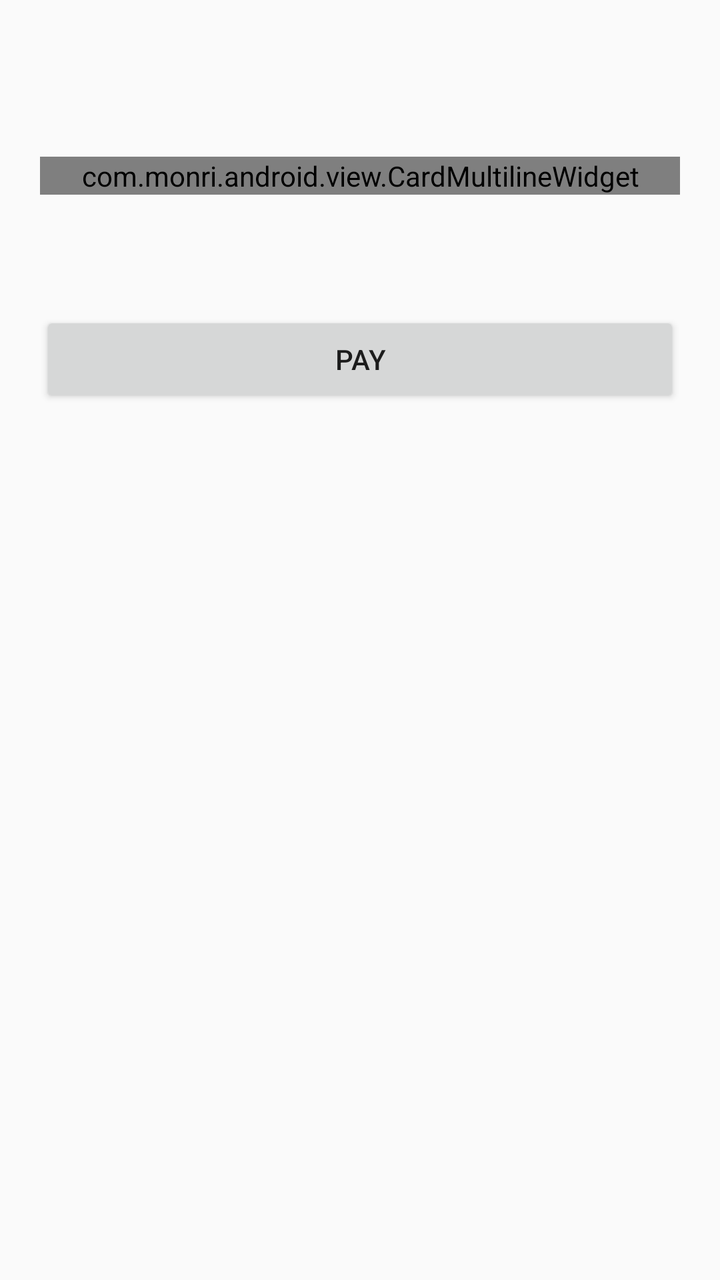
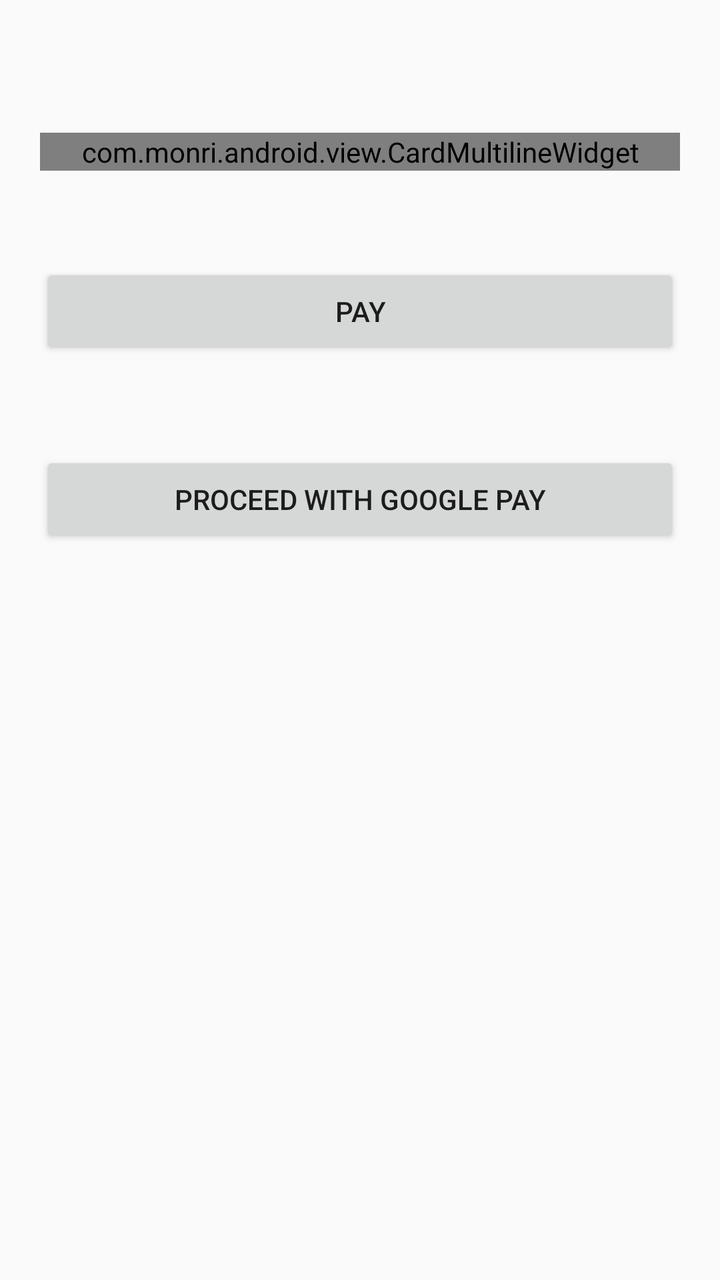

An Android layout rendered at two revisions. The XML below is the earlier revision; the diff shows what the commit changed to produce the second picture.
<!-- AndroidManifest.xml: application theme AppTheme -->
<!-- res/layout/activity_google_pay_simple.xml -->
<?xml version="1.0" encoding="utf-8"?>
<androidx.constraintlayout.widget.ConstraintLayout xmlns:android="http://schemas.android.com/apk/res/android"
    xmlns:app="http://schemas.android.com/apk/res-auto"
    xmlns:tools="http://schemas.android.com/tools"
    android:layout_width="match_parent"
    android:layout_height="match_parent"
    android:layout_marginTop="30dp"
    android:gravity="center"
    android:orientation="vertical"
    android:padding="20dp"
    tools:context=".GooglePayActivity">

    <ProgressBar
        android:id="@+id/progress_bar"
        android:layout_width="wrap_content"
        android:layout_height="wrap_content"
        android:minWidth="40dp"
        android:minHeight="40dp"
        android:visibility="visible"
        app:layout_constraintBottom_toBottomOf="parent"
        app:layout_constraintEnd_toEndOf="parent"
        app:layout_constraintStart_toStartOf="parent"
        app:layout_constraintTop_toTopOf="parent" />

    <com.monri.android.view.CardMultilineWidget
        android:id="@+id/payment_picker_card_google_pay_activity"
        android:layout_width="match_parent"
        android:layout_height="wrap_content"
        android:theme="@style/TextLabel"
        app:layout_constraintBottom_toTopOf="@id/payment_picker_pay_google_pay_activity"
        app:layout_constraintEnd_toEndOf="parent"
        app:layout_constraintStart_toStartOf="parent"
        app:layout_constraintTop_toTopOf="parent" />

    <Button
        android:id="@+id/payment_picker_pay_google_pay_activity"
        android:layout_width="match_parent"
        android:layout_height="wrap_content"
        android:text="@string/content_main_btn_pay"
        app:layout_constraintBottom_toTopOf="@id/google_pay_button_container"
        app:layout_constraintEnd_toEndOf="parent"
        app:layout_constraintStart_toStartOf="parent"
        app:layout_constraintTop_toBottomOf="@id/payment_picker_card_google_pay_activity" />

    <LinearLayout
        android:id="@+id/google_pay_button_container"
        android:layout_width="wrap_content"
        android:layout_height="wrap_content"
        android:orientation="vertical"
        app:layout_constraintBottom_toTopOf="@id/google_pay_result_textview"
        app:layout_constraintEnd_toEndOf="parent"
        app:layout_constraintStart_toStartOf="parent"
        app:layout_constraintTop_toBottomOf="@id/payment_picker_pay_google_pay_activity" />

    <TextView
        android:id="@+id/google_pay_result_textview"
        android:layout_width="match_parent"
        android:layout_height="300dp"
        android:scrollbars="vertical"
        app:layout_constraintBottom_toBottomOf="parent"
        app:layout_constraintEnd_toEndOf="parent"
        app:layout_constraintStart_toStartOf="parent" />
</androidx.constraintlayout.widget.ConstraintLayout>
<!-- resources referenced by this layout -->
<resources>
  <string name="content_main_btn_pay">PAY</string>
  <style name="TextLabel">
          
          <item name="android:textColorHint">@android:color/holo_green_dark</item>
          
          <item name="colorAccent">@android:color/holo_green_dark</item>
          <item name="colorControlNormal">@android:color/holo_green_dark</item>
          <item name="colorControlActivated">@android:color/holo_green_dark</item>
      </style>
  <style name="AppTheme" parent="Theme.AppCompat.Light.DarkActionBar">
          
          <item name="colorPrimary">@color/colorPrimary</item>
          <item name="colorPrimaryDark">@color/colorPrimaryDark</item>
          <item name="colorAccent">@color/colorAccent</item>
      </style>
  <color name="colorPrimary">#008577</color>
  <color name="colorPrimaryDark">#00574B</color>
  <color name="colorAccent">#D81B60</color>
</resources>

<!-- the commit's change to res/layout/activity_google_pay_simple.xml (unified diff, before → after) -->
@@ -37,16 +37,16 @@
         android:layout_width="match_parent"
         android:layout_height="wrap_content"
         android:text="@string/content_main_btn_pay"
-        app:layout_constraintBottom_toTopOf="@id/google_pay_button_container"
+        app:layout_constraintBottom_toTopOf="@id/proceed_with_google_pay"
         app:layout_constraintEnd_toEndOf="parent"
         app:layout_constraintStart_toStartOf="parent"
         app:layout_constraintTop_toBottomOf="@id/payment_picker_card_google_pay_activity" />
 
-    <LinearLayout
-        android:id="@+id/google_pay_button_container"
-        android:layout_width="wrap_content"
+    <Button
+        android:id="@+id/proceed_with_google_pay"
+        android:layout_width="match_parent"
         android:layout_height="wrap_content"
-        android:orientation="vertical"
+        android:text="@string/google_pay_activity_proceed_with_google_pay_button_text"
         app:layout_constraintBottom_toTopOf="@id/google_pay_result_textview"
         app:layout_constraintEnd_toEndOf="parent"
         app:layout_constraintStart_toStartOf="parent"
<!-- resource entries referenced after the edit -->
@@ -1,6 +1,7 @@
 <!-- resources referenced by this layout -->
 <resources>
   <string name="content_main_btn_pay">PAY</string>
+  <string name="google_pay_activity_proceed_with_google_pay_button_text">Proceed with google pay</string>
   <style name="TextLabel">
           
           <item name="android:textColorHint">@android:color/holo_green_dark</item>
